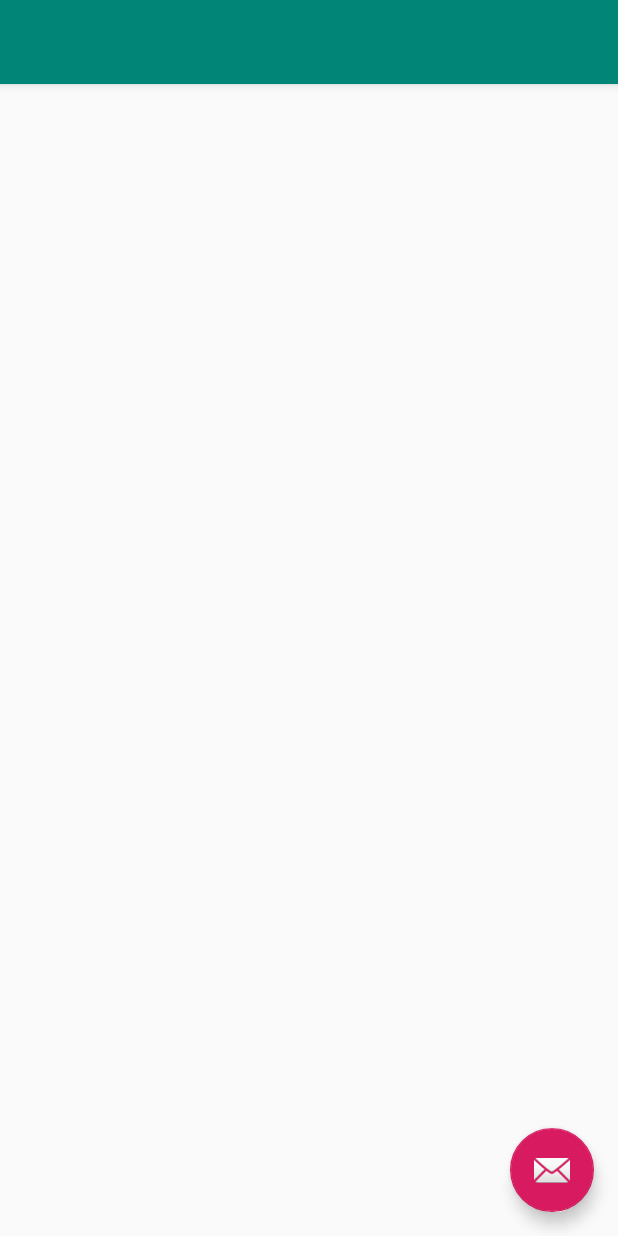
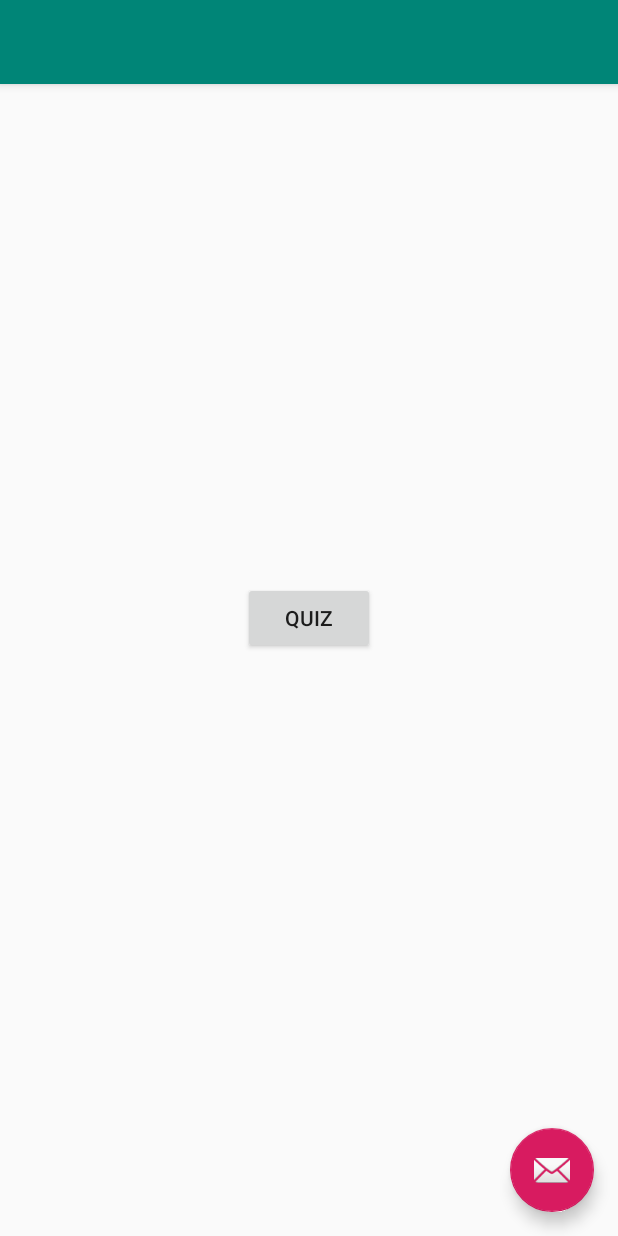
Before and after one commit to Team-CodeHouse/Electronics, an Android app: the layout activity_select_categories.xml on its own in the app's theme, with its tools: preview values and no code run, on a phone screen of 412 x 824 dp. Run offline under Robolectric (Android 15) with nearby library versions, the phone set to English and light mode, and no system bars.

```diff
--- a/app/src/main/res/layout/content_select_categories.xml
+++ b/app/src/main/res/layout/content_select_categories.xml
@@ -8,4 +8,12 @@
     tools:context=".SelectCategories"
     tools:visibility="visible">
 
+    <Button
+        android:id="@+id/startquiz"
+        android:layout_width="wrap_content"
+        android:layout_height="wrap_content"
+        android:layout_centerInParent="true"
+        android:text="Quiz" />
+
+
 </RelativeLayout>
```
Also changed, not shown: app/src/main/AndroidManifest.xml (+6 -5 lines), app/src/main/java/com/example/electronics/SelectCategories.java (+15 -6 lines).
